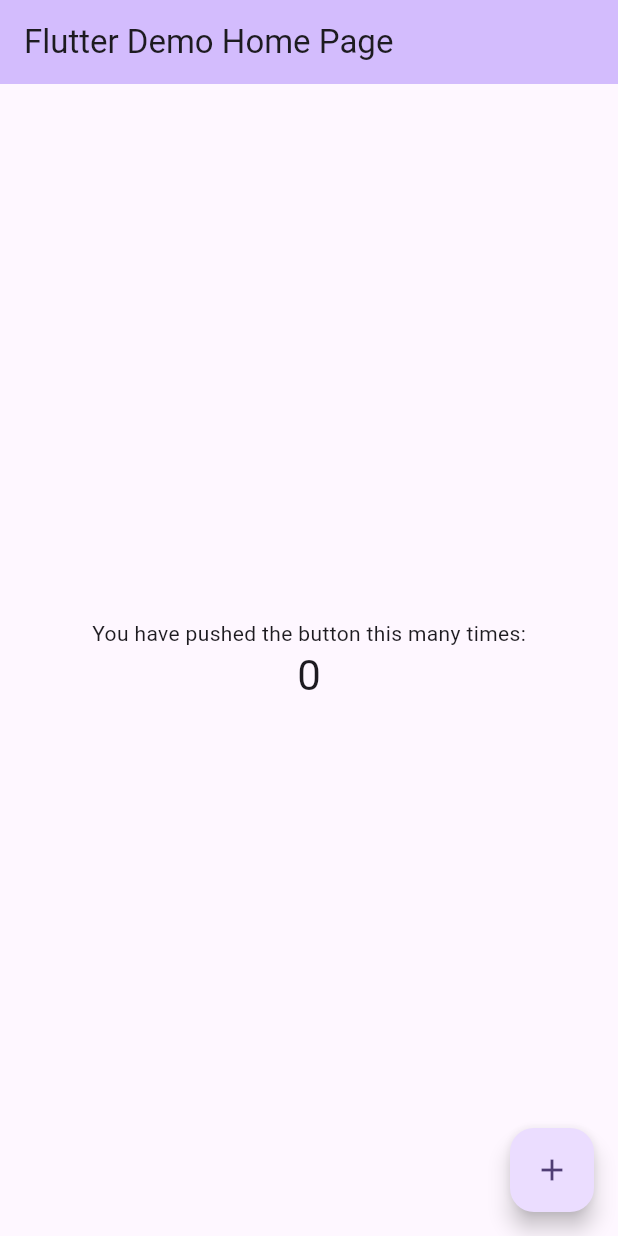
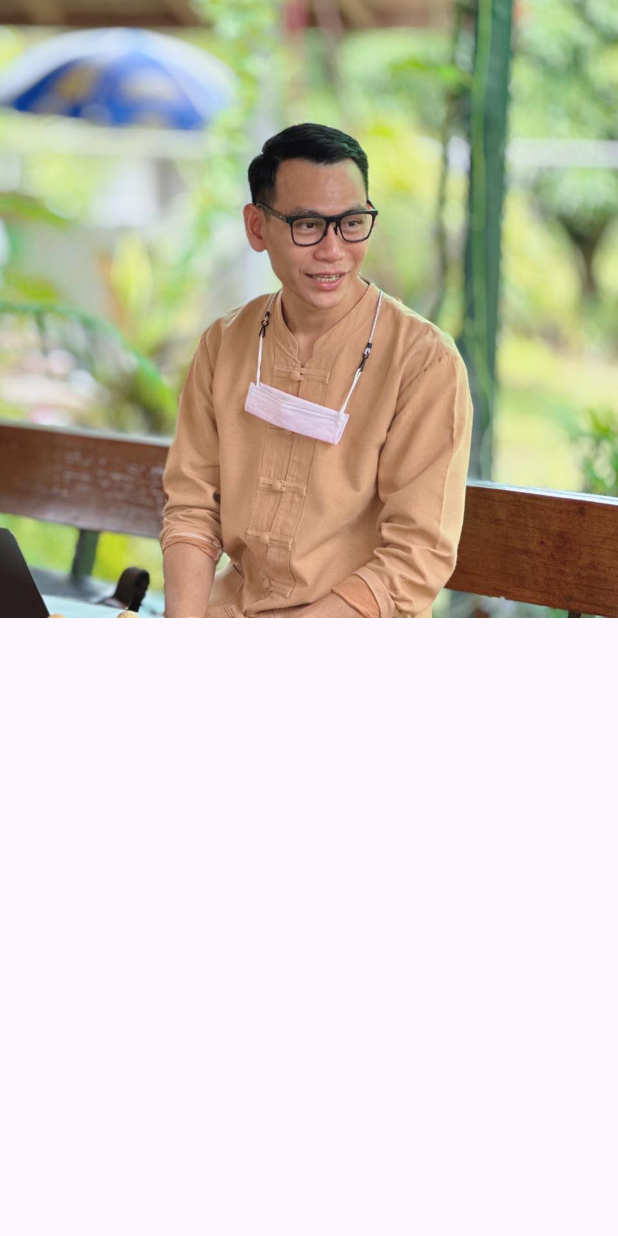
Before and after one commit to numvarn/flutter_profile_app, a Flutter app: the screen it shows after launch, on a phone screen of 412 x 824 dp. Run offline on Flutter 3.47's test engine with Material 3 defaults, Android fonts, the phone set to English and light mode, and no system bars.

```diff
--- a/lib/main.dart
+++ b/lib/main.dart
@@ -7,46 +7,21 @@ void main() {
 class MyApp extends StatelessWidget {
   const MyApp({super.key});
 
-  // This widget is the root of your application.
   @override
   Widget build(BuildContext context) {
     return MaterialApp(
       title: 'Flutter Demo',
       theme: ThemeData(
-        // This is the theme of your application.
-        //
-        // TRY THIS: Try running your application with "flutter run". You'll see
-        // the application has a purple toolbar. Then, without quitting the app,
-        // try changing the seedColor in the colorScheme below to Colors.green
-        // and then invoke "hot reload" (save your changes or press the "hot
-        // reload" button in a Flutter-supported IDE, or press "r" if you used
-        // the command line to start the app).
-        //
-        // Notice that the counter didn't reset back to zero; the application
-        // state is not lost during the reload. To reset the state, use hot
-        // restart instead.
-        //
-        // This works for code too, not just values: Most code changes can be
-        // tested with just a hot reload.
         colorScheme: ColorScheme.fromSeed(seedColor: Colors.deepPurple),
         useMaterial3: true,
       ),
-      home: const MyHomePage(title: 'Flutter Demo Home Page'),
+      home: const MyHomePage(title: 'My Profile'),
     );
   }
 }
 
 class MyHomePage extends StatefulWidget {
   const MyHomePage({super.key, required this.title});
-
-  // This widget is the home page of your application. It is stateful, meaning
-  // that it has a State object (defined below) that contains fields that affect
-  // how it looks.
-
-  // This class is the configuration for the state. It holds the values (in this
-  // case the title) provided by the parent (in this case the App widget) and
-  // used by the build method of the State. Fields in a Widget subclass are
-  // always marked "final".
 
   final String title;
 
@@ -55,71 +30,15 @@ class MyHomePage extends StatefulWidget {
 }
 
 class _MyHomePageState extends State<MyHomePage> {
-  int _counter = 0;
-
-  void _incrementCounter() {
-    setState(() {
-      // This call to setState tells the Flutter framework that something has
-      // changed in this State, which causes it to rerun the build method below
-      // so that the display can reflect the updated values. If we changed
-      // _counter without calling setState(), then the build method would not be
-      // called again, and so nothing would appear to happen.
-      _counter++;
-    });
-  }
-
   @override
   Widget build(BuildContext context) {
-    // This method is rerun every time setState is called, for instance as done
-    // by the _incrementCounter method above.
-    //
-    // The Flutter framework has been optimized to make rerunning build methods
-    // fast, so that you can just rebuild anything that needs updating rather
-    // than having to individually change instances of widgets.
     return Scaffold(
-      appBar: AppBar(
-        // TRY THIS: Try changing the color here to a specific color (to
-        // Colors.amber, perhaps?) and trigger a hot reload to see the AppBar
-        // change color while the other colors stay the same.
-        backgroundColor: Theme.of(context).colorScheme.inversePrimary,
-        // Here we take the value from the MyHomePage object that was created by
-        // the App.build method, and use it to set our appbar title.
-        title: Text(widget.title),
+      body: Column(
+        mainAxisAlignment: MainAxisAlignment.start,
+        children: <Widget>[
+          Image.asset("images/profile2.jpg"),
+        ],
       ),
-      body: Center(
-        // Center is a layout widget. It takes a single child and positions it
-        // in the middle of the parent.
-        child: Column(
-          // Column is also a layout widget. It takes a list of children and
-          // arranges them vertically. By default, it sizes itself to fit its
-          // children horizontally, and tries to be as tall as its parent.
-          //
-          // Column has various properties to control how it sizes itself and
-          // how it positions its children. Here we use mainAxisAlignment to
-          // center the children vertically; the main axis here is the vertical
-          // axis because Columns are vertical (the cross axis would be
-          // horizontal).
-          //
-          // TRY THIS: Invoke "debug painting" (choose the "Toggle Debug Paint"
-          // action in the IDE, or press "p" in the console), to see the
-          // wireframe for each widget.
-          mainAxisAlignment: MainAxisAlignment.center,
-          children: <Widget>[
-            const Text(
-              'You have pushed the button this many times:',
-            ),
-            Text(
-              '$_counter',
-              style: Theme.of(context).textTheme.headlineMedium,
-            ),
-          ],
-        ),
-      ),
-      floatingActionButton: FloatingActionButton(
-        onPressed: _incrementCounter,
-        tooltip: 'Increment',
-        child: const Icon(Icons.add),
-      ), // This trailing comma makes auto-formatting nicer for build methods.
     );
   }
 }
```
Also changed, not shown: pubspec.yaml (+5 -6 lines), images/profile.jpg (added), images/profile2.jpg (added).
